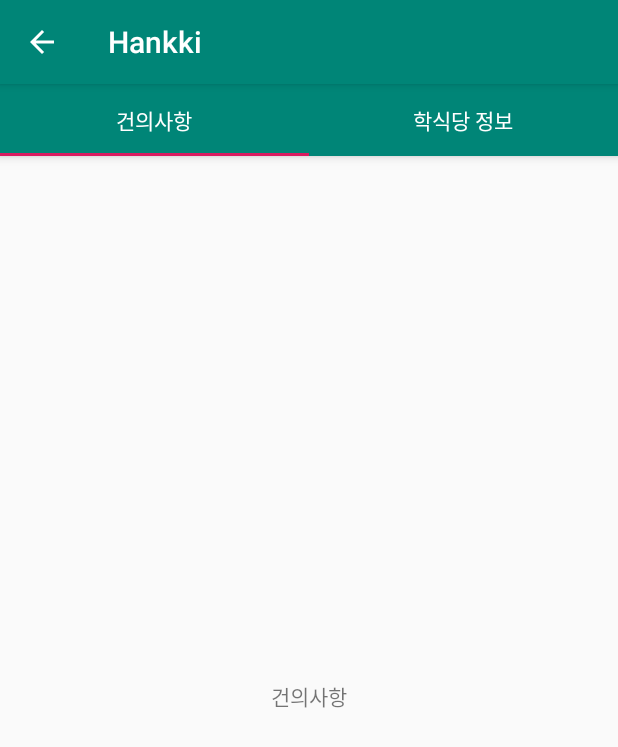
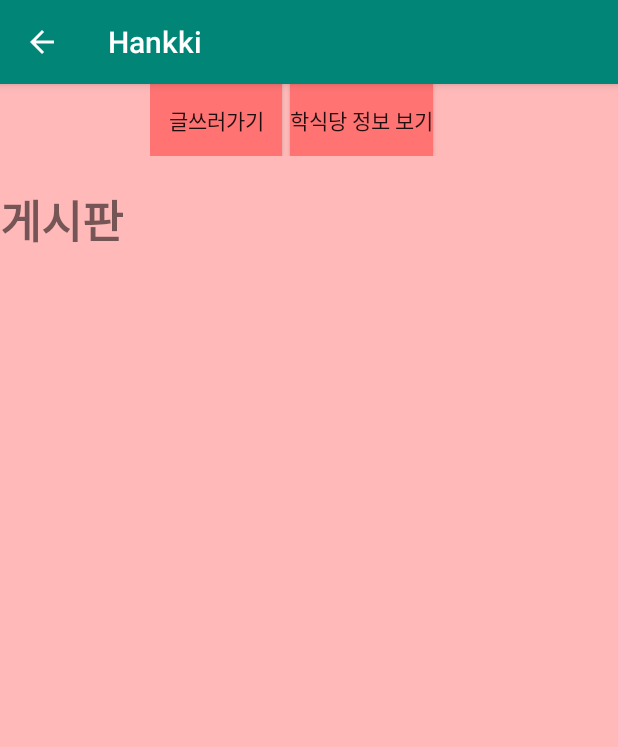
Before and after one commit to juzero98/Hankki, an Android app: the CommunityActivity screen opened directly, with no data from a screen before it, on a phone screen of 412 x 824 dp. Shown: the top 747 px of the screen. Run offline under Robolectric (Android 15) with nearby library versions, the phone set to English and light mode, and no system bars.

Commit message:
Board, CommunityActivity, MenuActivity, SelectActivity, Shard, ShowActivity, WriteActivity, activity_community, activity_show, activity_write, manifest

```diff
--- a/app/src/main/java/com/example/hankki/CommunityActivity.kt
+++ b/app/src/main/java/com/example/hankki/CommunityActivity.kt
@@ -1,23 +1,27 @@
 package com.example.hankki
 
+import android.content.Intent
 import android.os.Bundle
 import androidx.appcompat.app.AppCompatActivity
 import kotlinx.android.synthetic.main.activity_community.*
 
-
-class CommunityActivity : AppCompatActivity()  {
-
+class CommunityActivity : AppCompatActivity() {
     override fun onCreate(savedInstanceState: Bundle?) {
         super.onCreate(savedInstanceState)
         setContentView(R.layout.activity_community)
 
-
-        val adapter = MyPagerAdapter(supportFragmentManager)
-        adapter.addFragment(CommunityFirstFragment(), "건의사항")
-        adapter.addFragment(CommunitySecondFragment(), "학식당 정보")
-        viewPager.adapter = adapter
-        tabs.setupWithViewPager(viewPager)
-    }
+        val id = intent.getStringExtra("id")
 
 
+        writeBtn.setOnClickListener{
+            val intent = Intent(this, WriteActivity::class.java)
+            intent.putExtra("id", id)
+            startActivity(intent)
+        }
+
+        showBtn.setOnClickListener{
+            val intent = Intent(this, ShowActivity::class.java)
+            startActivity(intent)
+        }
+    }
 }
--- a/app/src/main/java/com/example/hankki/MenuActivity.kt
+++ b/app/src/main/java/com/example/hankki/MenuActivity.kt
@@ -6,6 +6,7 @@ import android.util.Log
 import androidx.appcompat.app.AppCompatActivity
 import com.google.firebase.firestore.FirebaseFirestore
 import kotlinx.android.synthetic.main.activity_community.*
+import kotlinx.android.synthetic.main.activity_menu.*
 import kotlinx.android.synthetic.main.activity_mypage.*
 
 class MenuActivity  : AppCompatActivity(), MenuFirstFragment.OnMyListener, MenuSecondFragment.OnMyListener, MenuThirdFragment.OnMyListener  {
@@ -24,7 +25,7 @@ class MenuActivity  : AppCompatActivity(), MenuFirstFragment.OnMyListener, MenuS
 
     override fun onReceivedData(data: Any) {
         val intent = Intent(this, DetailActivity::class.java)
-        val datas = data as Array<String>
+        val datas = data        as Array<String>
         intent.putExtra("img", datas[0])
         intent.putExtra("name", datas[1])
         intent.putExtra("price", datas[2])
--- /dev/null
+++ b/app/src/main/java/com/example/hankki/Shard.kt
@@ -0,0 +1,3 @@
+package com.example.hankki
+
+data class Shard(var count: Int)
--- a/app/src/main/res/layout/activity_community.xml
+++ b/app/src/main/res/layout/activity_community.xml
@@ -1,41 +1,44 @@
 <?xml version="1.0" encoding="utf-8"?>
-
-    <androidx.constraintlayout.widget.ConstraintLayout
+<ScrollView
+    android:layout_height="match_parent"
+    android:layout_width="match_parent"
+    xmlns:android="http://schemas.android.com/apk/res/android"
+    android:background="@color/colorCommunityBtn">
+    <LinearLayout
+        android:orientation="vertical"
         xmlns:android="http://schemas.android.com/apk/res/android"
-        xmlns:app="http://schemas.android.com/apk/res-auto"
-        android:layout_width="match_parent"
-        android:layout_height="match_parent">
-
-        <com.google.android.material.appbar.AppBarLayout
-            android:id="@+id/appBarLayout"
+        android:layout_height="match_parent"
+        android:layout_width="match_parent">
+        <LinearLayout
             android:layout_width="match_parent"
             android:layout_height="wrap_content"
-            android:theme="@style/ThemeOverlay.AppCompat.Dark.ActionBar"
-            app:layout_constraintBottom_toTopOf="@+id/viewPager"
-            app:layout_constraintEnd_toEndOf="parent"
-            app:layout_constraintStart_toStartOf="parent"
-            app:layout_constraintTop_toTopOf="parent">
+            android:orientation="horizontal"
+            android:layout_marginLeft="100sp" >
+            <Button
+                android:background="@color/colorApp"
+                android:text="글쓰러가기"
+                android:layout_width="wrap_content"
+                android:layout_height="wrap_content"
+                android:id="@+id/writeBtn"
+                android:layout_marginRight="5sp"/>
+
+            <Button
+                android:background="@color/colorApp"
+                android:text="학식당 정보 보기"
+                android:layout_width="wrap_content"
+                android:layout_height="wrap_content"
+                android:id="@+id/showBtn"/>
+        </LinearLayout>
 
 
-            <com.google.android.material.tabs.TabLayout
-                android:id="@+id/tabs"
-                android:layout_width="match_parent"
-                android:layout_height="wrap_content"
-                app:tabBackground="@color/colorPrimary"
-                app:tabGravity="fill"
-                app:tabMode="fixed"
-                app:tabTextColor="@android:color/white" />
-        </com.google.android.material.appbar.AppBarLayout>
+        <TextView
+            android:layout_marginTop="20sp"
+            android:id="@+id/emptyBoard"
+            android:text="게시판"
+            android:textSize="30sp"
+            android:textStyle="bold"
+            android:layout_width="match_parent"
+            android:layout_height="wrap_content"/>
 
-        <androidx.viewpager.widget.ViewPager
-            android:id="@+id/viewPager"
-            android:layout_width="match_parent"
-            android:layout_height="0dp"
-            app:layout_constraintBottom_toBottomOf="parent"
-            app:layout_constraintEnd_toEndOf="parent"
-            app:layout_constraintStart_toStartOf="parent"
-            app:layout_constraintTop_toBottomOf="@+id/appBarLayout">
-
-        </androidx.viewpager.widget.ViewPager>
-
-    </androidx.constraintlayout.widget.ConstraintLayout>
+    </LinearLayout>
+</ScrollView>
```
Also changed, not shown: app/src/main/AndroidManifest.xml (+2 -8 lines), app/src/main/java/com/example/hankki/Board.kt (added, +7 -0 lines), app/src/main/java/com/example/hankki/SelectActivity.kt (+3 -7 lines), app/src/main/java/com/example/hankki/ShowActivity.kt (added, +12 -0 lines), app/src/main/java/com/example/hankki/WriteActivity.kt (added, +59 -0 lines), app/src/main/res/layout/activity_show.xml (added, +75 -0 lines), app/src/main/res/layout/activity_write.xml (added, +28 -0 lines).
